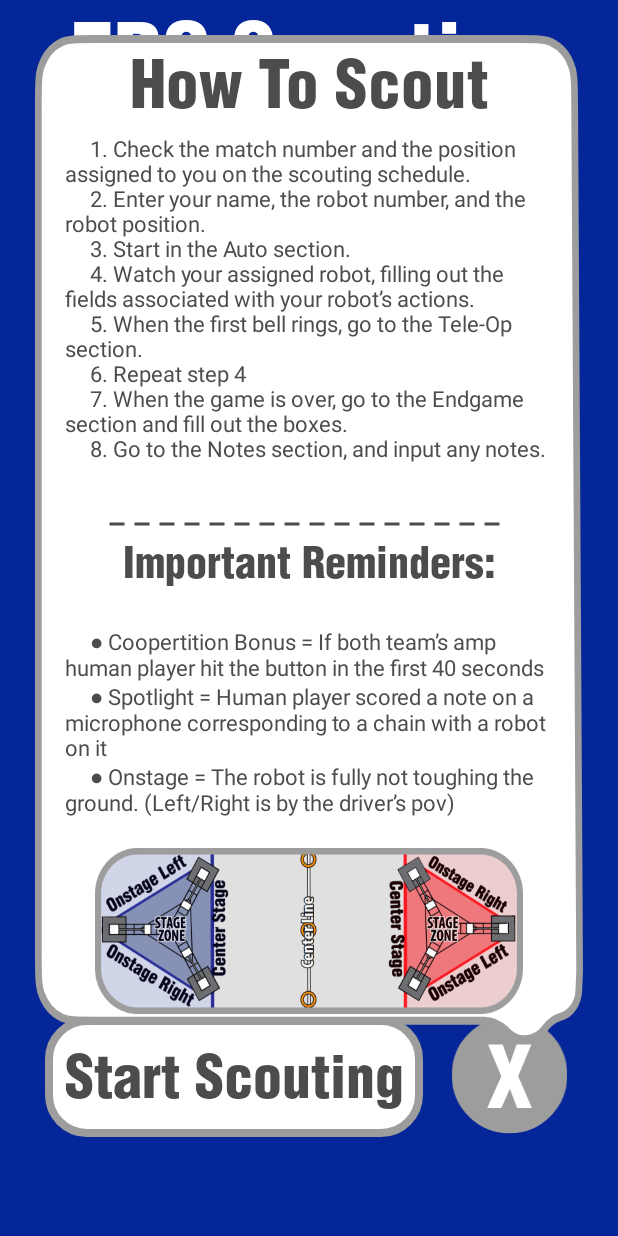
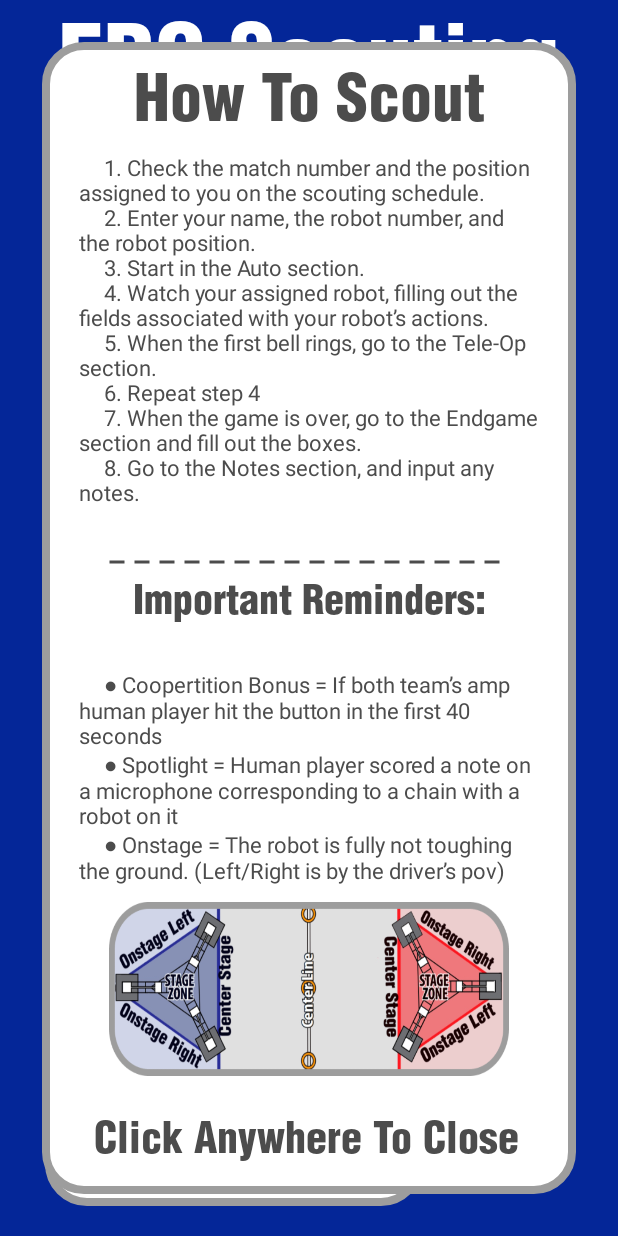
Before and after one commit to MintyLuve/Game-FRO-Scouting, an Android app: the screen it shows after launch (MainActivity), after a tap on "content desc", on a phone screen of 412 x 824 dp. Run offline under Robolectric (Android 15) with nearby library versions, the phone set to English and light mode, and no system bars.

Commit message:
little visual cleanups

```diff
--- a/app/src/main/res/layout/activity_main.xml
+++ b/app/src/main/res/layout/activity_main.xml
@@ -183,22 +183,21 @@
         android:layout_height="80dp"
         android:layout_marginStart="30dp"
         android:layout_marginEnd="30dp"
-        android:layout_marginBottom="40dp"
+        android:layout_marginBottom="20dp"
         android:layout_marginTop="20dp"
+        android:layout_weight="1"
         android:weightSum="4">
         <TextView
             android:id="@+id/startButton"
             android:layout_width="0dp"
             android:layout_height="match_parent"
             android:background="@drawable/box_background"
-            android:autoSizeTextType="uniform"
             android:text="@string/start_scouting"
             android:fontFamily="@font/helvetica_bold"
-            android:textColor="@color/textGrey"
-            android:padding="10dp"
+            android:padding="5dp"
             android:layout_marginEnd="10dp"
-            android:gravity="center"
             android:layout_weight="3"
+            style="@style/misc_text"
             android:clickable="true"
             android:focusable="true" />
 
--- a/app/src/main/res/layout/activity_scouting.xml
+++ b/app/src/main/res/layout/activity_scouting.xml
@@ -79,13 +79,12 @@
             android:layout_width="match_parent"
             android:layout_height="50dp"
             android:text="Submit Data?"
-            android:textAlignment="center"
-            android:autoSizeTextType="uniform"
             android:fontFamily="@font/helvetica"
             app:layout_constraintBottom_toTopOf="@+id/yesButton"
             app:layout_constraintEnd_toEndOf="parent"
             app:layout_constraintStart_toStartOf="parent"
-            android:layout_margin="10dp" />
+            android:layout_margin="10dp"
+            style="@style/misc_text"/>
 
         <ImageButton
             android:contentDescription="@string/content_desc"
--- a/app/src/main/res/layout/help_snackbar_main.xml
+++ b/app/src/main/res/layout/help_snackbar_main.xml
@@ -17,15 +17,12 @@
         android:id="@+id/mySnackbar"
         android:layout_width="match_parent"
         android:layout_height="match_parent"
-        android:layout_marginBottom="120dp"
-        android:layout_marginStart="15dp"
-        android:layout_marginTop="15dp"
-        android:layout_marginEnd="15dp"
+        android:layout_margin="20dp"
         android:paddingBottom="20dp"
-        android:background="@drawable/help_main_background"
+        android:background="@drawable/box_background"
         app:layout_constraintBottom_toBottomOf="parent"
         android:orientation="vertical"
-        android:weightSum="11">
+        android:weightSum="12">
 
         <TextView
             android:layout_width="match_parent"
@@ -78,6 +75,15 @@
             android:layout_weight="2"
             android:layout_marginStart="40dp"
             android:layout_marginEnd="40dp"/>
+        <TextView
+            android:layout_width="match_parent"
+            android:layout_height="0dp"
+            android:layout_weight="1"
+            android:layout_marginStart="30dp"
+            android:layout_marginEnd="30dp"
+            android:gravity="bottom"
+            android:text="@string/click_to_close"
+            style="@style/header_text_dark"/>
     </LinearLayout>
 
 </androidx.constraintlayout.widget.ConstraintLayout>
--- a/app/src/main/res/values/strings.xml
+++ b/app/src/main/res/values/strings.xml
@@ -60,6 +60,7 @@
     <!--Help Screen-->
     <string name="help_header_1">How To Scout</string>
     <string name="help_header_2">Important Reminders:</string>
+    <string name="click_to_close">Click Anywhere To Close</string>
 
 
     <!-- Long Strings -->
--- a/app/src/main/res/values/themes.xml
+++ b/app/src/main/res/values/themes.xml
@@ -125,4 +125,10 @@
         <item name="android:scaleType">fitCenter</item>
     </style>
 
+    <style name="misc_text" parent="Widget.AppCompat.TextView">
+        <item name="autoSizeTextType">uniform</item>
+        <item name="android:textColor">@color/textGrey</item>
+        <item name="android:gravity">center</item>
+    </style>
+
 </resources>
```
